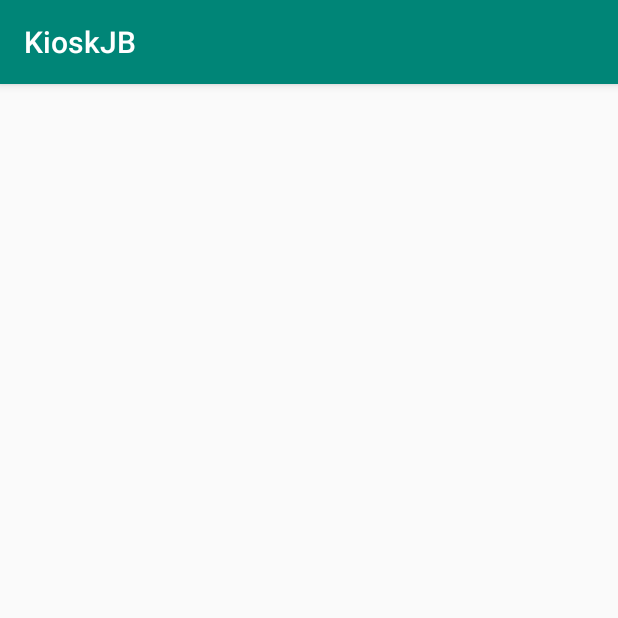
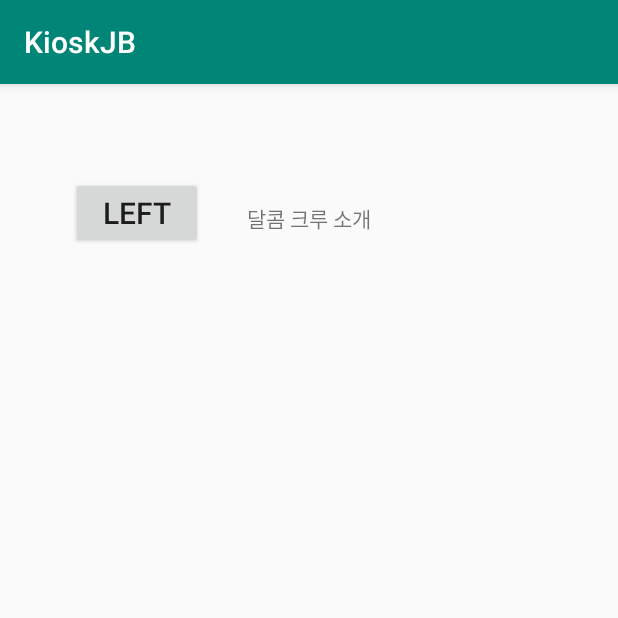
Before and after one commit to Molang00/KioskJB, an Android app: the ButtonActivity screen opened directly, with no data from a screen before it, on a phone screen of 412 x 824 dp, the top half of it. Run offline under Robolectric (Android 15) with nearby library versions, the phone set to English and light mode, and no system bars.

Commit message:
activation of dalcombutton

```diff
--- a/app/src/main/java/com/example/kioskjb/ui/gallery/GalleryFragment.java
+++ b/app/src/main/java/com/example/kioskjb/ui/gallery/GalleryFragment.java
@@ -1,15 +1,18 @@
 package com.example.kioskjb.ui.gallery;
 
+import android.content.Intent;
 import android.os.Bundle;
 import android.view.LayoutInflater;
 import android.view.View;
 import android.view.ViewGroup;
+import android.widget.Button;
 import android.widget.TextView;
 import androidx.annotation.Nullable;
 import androidx.annotation.NonNull;
 import androidx.fragment.app.Fragment;
 import androidx.lifecycle.Observer;
 import androidx.lifecycle.ViewModelProviders;
+import com.example.kioskjb.ButtonActivity;
 import com.example.kioskjb.R;
 
 public class GalleryFragment extends Fragment {
@@ -28,6 +31,8 @@ public class GalleryFragment extends Fragment {
                 textView.setText(s);
             }
         });
+
         return root;
+
     }
 }
--- a/app/src/main/res/layout/activity_button.xml
+++ b/app/src/main/res/layout/activity_button.xml
@@ -6,5 +6,22 @@
         android:layout_width="match_parent"
         android:layout_height="match_parent"
         tools:context=".ButtonActivity">
-
+    <TextView
+            android:text="달콤 크루 소개"
+            android:layout_width="wrap_content"
+            android:layout_height="wrap_content"
+            android:id="@+id/textView2" app:layout_constraintTop_toTopOf="parent"
+            app:layout_constraintBottom_toBottomOf="parent"
+            app:layout_constraintEnd_toEndOf="parent"
+            app:layout_constraintStart_toStartOf="parent"
+            app:layout_constraintVertical_bias="0.105"/>
+    <Button
+            android:text="left"
+            android:layout_width="wrap_content"
+            android:layout_height="wrap_content"
+            android:id="@+id/leftbuttonofintroduction" app:layout_constraintTop_toTopOf="parent"
+            android:textSize="20dp"
+            app:layout_constraintEnd_toStartOf="@+id/textView2" app:layout_constraintStart_toStartOf="parent"
+            app:layout_constraintBottom_toBottomOf="parent" app:layout_constraintHorizontal_bias="0.618"
+            app:layout_constraintVertical_bias="0.086"/>
 </androidx.constraintlayout.widget.ConstraintLayout>
--- a/app/src/main/res/layout/app_bar_main2.xml
+++ b/app/src/main/res/layout/app_bar_main2.xml
@@ -22,7 +22,6 @@
     </com.google.android.material.appbar.AppBarLayout>
 
     <include layout="@layout/content_main2"/>
-
     <com.google.android.material.floatingactionbutton.FloatingActionButton
             android:id="@+id/fab"
             android:layout_width="wrap_content"
--- a/app/src/main/res/layout/content_main2.xml
+++ b/app/src/main/res/layout/content_main2.xml
@@ -31,7 +31,7 @@
             android:text="충전카드"
             android:layout_width="92dp"
             android:layout_height="112dp"
-            android:id="@+id/button2" app:layout_constraintStart_toEndOf="@+id/buttondal"
+            android:id="@+id/button2" app:layout_constraintStart_toEndOf="@+id/dalcombutton"
             app:layout_constraintEnd_toEndOf="parent"
             app:layout_constraintTop_toTopOf="parent"
             app:layout_constraintHorizontal_bias="0.802"
@@ -41,7 +41,7 @@
             android:text="달콤 크루"
             android:layout_width="92dp"
             android:layout_height="112dp"
-            android:id="@+id/buttondal" app:layout_constraintStart_toStartOf="parent"
+            android:id="@+id/dalcombutton" app:layout_constraintStart_toStartOf="parent"
             app:layout_constraintTop_toTopOf="parent"
             app:layout_constraintHorizontal_bias="0.181"
             app:layout_constraintBottom_toTopOf="@+id/button3" android:layout_marginTop="200dp"
@@ -54,7 +54,7 @@
             app:layout_constraintEnd_toStartOf="@+id/button4"
             app:layout_constraintBottom_toBottomOf="parent" app:layout_constraintStart_toStartOf="parent"
             app:layout_constraintHorizontal_bias="0.251"
-            app:layout_constraintTop_toBottomOf="@+id/buttondal"/>
+            app:layout_constraintTop_toBottomOf="@+id/dalcombutton"/>
     <Button
             android:text="테이블       오더"
             android:layout_width="86dp"
```
Also changed, not shown: app/src/main/java/com/example/kioskjb/Main2Activity.java (+13 -20 lines), app/src/main/res/layout/fragment_gallery.xml (+6 -1 lines).
